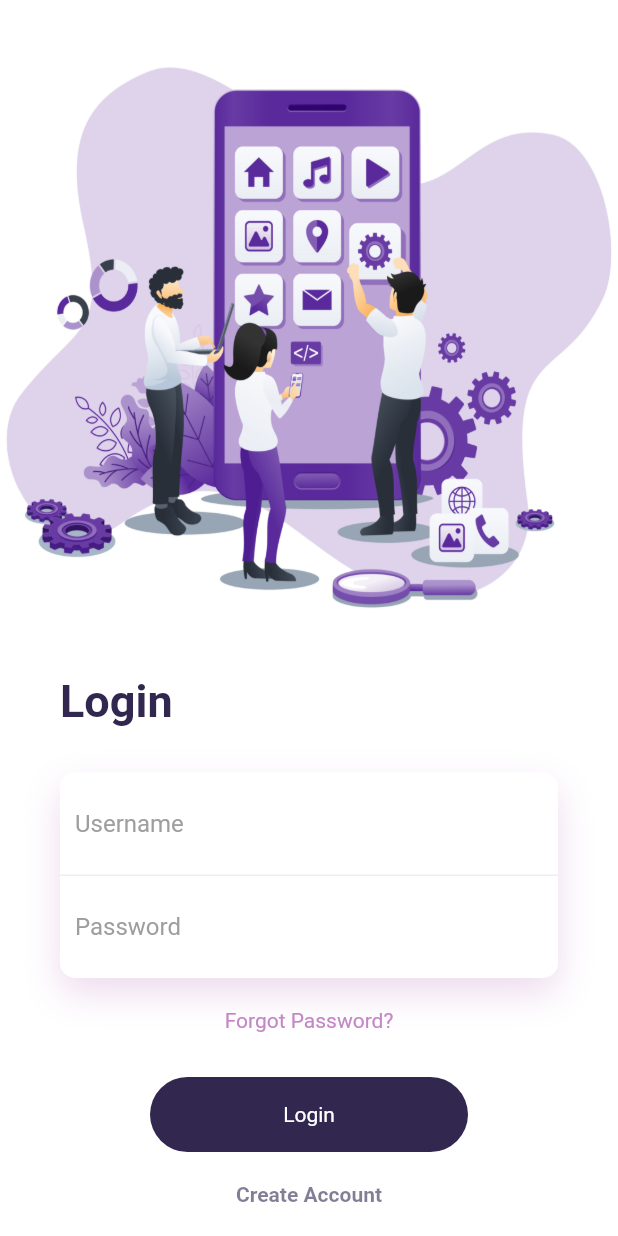
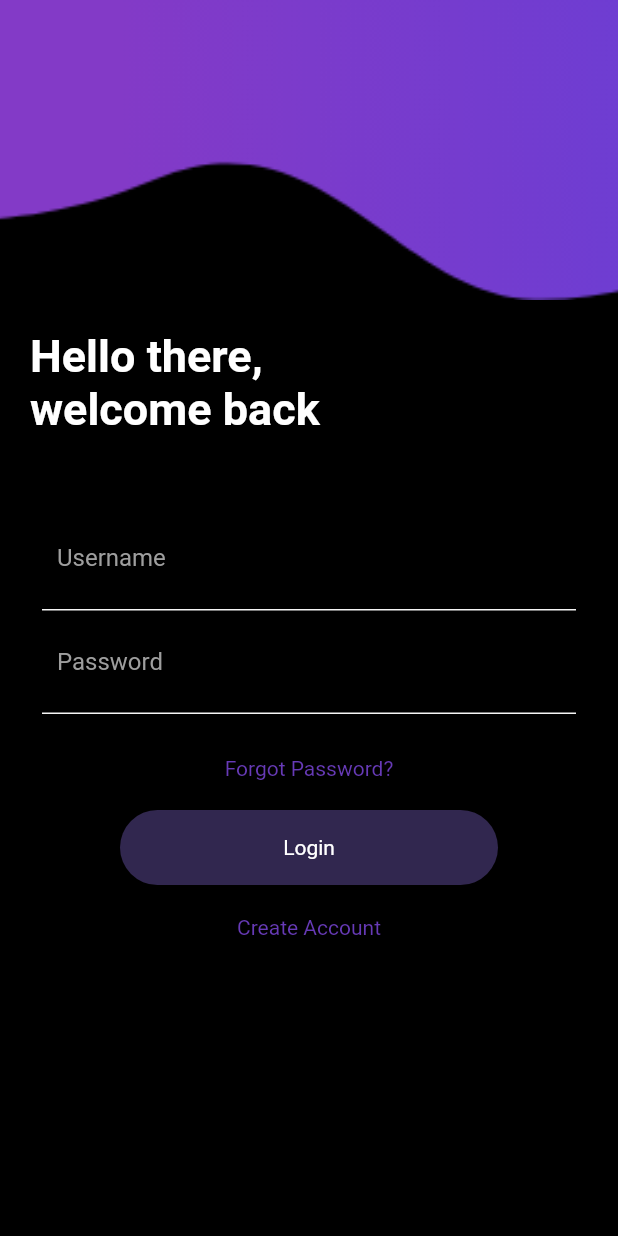
Before and after one commit to abderrahmen-belalem/electronic_shop, a Flutter app: the screen it shows after launch, on a phone screen of 412 x 824 dp. Run offline on Flutter 3.47's test engine with Material 2 defaults, Android fonts, the light colour scheme and no system bars; our stand-ins replace simple_animations.

Commit message:
added the login page

```diff
--- a/lib/const.dart
+++ b/lib/const.dart
@@ -2,4 +2,3 @@ import 'package:flutter/material.dart';
 
 Color primeryColor = Color(0XFF9F7DB2);
 Color seconderyColor =  Color(0XFF462261);
-Color accentColor = Color(0XFF461261);
--- a/lib/home.dart
+++ b/lib/home.dart
@@ -368,7 +368,7 @@ class _HomePageState extends State<HomePage> {
                                       child: Material(
                                         elevation: 1,
                                         color: _selectedIndex == index
-                                            ? accentColor
+                                            ? seconderyColor
                                             : Colors.white,
                                         borderRadius: BorderRadius.circular(30),
                                         child: GestureDetector(
@@ -391,7 +391,7 @@ class _HomePageState extends State<HomePage> {
                                                 fontWeight: FontWeight.bold,
                                                 color: _selectedIndex == index
                                                     ? Colors.white
-                                                    : accentColor,
+                                                    : seconderyColor,
                                               ),
                                             ),
                                           )),
@@ -549,7 +549,7 @@ class _HomePageState extends State<HomePage> {
                                         width:
                                             MediaQuery.of(context).size.width /
                                                 1.17,
-                                        color: accentColor,
+                                        color: seconderyColor,
                                         child: Padding(
                                           padding: const EdgeInsets.fromLTRB(
                                               14, 14, 20, 14),
--- a/lib/services/detail_page.dart
+++ b/lib/services/detail_page.dart
@@ -56,7 +56,7 @@ class _DetailPageState extends State<DetailPage> {
                   topRight: Radius.circular(55)
                 ),
               ),
-              color: accentColor,
+              color: seconderyColor,
               child: Padding(
                 padding: const EdgeInsets.only(left: 20, top: 25),
                 child: Column(
@@ -123,14 +123,14 @@ class _DetailPageState extends State<DetailPage> {
                               SizedBox(width: 45),
                               Icon(
                                   Icons.shopping_cart,
-                                color: accentColor,
+                                color: seconderyColor,
                               ),
                               SizedBox(width: 10),
                               Text(
                                   'Add To Cart',
                                   style: TextStyle(
                                   fontWeight: FontWeight.bold,
-                                  color: accentColor,
+                                  color: seconderyColor,
                                   fontSize: 20
                                 ),
                               ),
--- a/lib/services/login_page.dart
+++ b/lib/services/login_page.dart
@@ -1,6 +1,8 @@
-import 'package:electronic_app/Animation/fade_animation.dart';
+import 'package:electronic_app/home.dart';
+import 'package:electronic_app/services/Animation/FadeAnimation.dart';
 import 'package:flutter/cupertino.dart';
 import 'package:flutter/material.dart';
+
 
 
 class LoginPage extends StatefulWidget {
@@ -12,57 +14,66 @@ class _LoginPageState extends State<LoginPage> {
   @override
   Widget build(BuildContext context) {
     return Scaffold(
-      backgroundColor: Colors.white,
+      resizeToAvoidBottomInset: false,
+      backgroundColor: Colors.black,
       body: Column(
+        crossAxisAlignment: CrossAxisAlignment.start,
         children: <Widget>[
         Container(
-            height: 450,
-            child: Container(
+          height: 200,
+          child: Stack(
+            children: <Widget>[
+              Positioned(
+                  child: FadeAnimation(
+                    1,
+                    Container(
               decoration: BoxDecoration(
                 image: DecorationImage(
-                      image: AssetImage('assets/background-1.png'),
-                    fit: BoxFit.fill
+                    fit: BoxFit.cover,
+                      image: AssetImage('assets/background-image.png')
                 )
               ),
               ),
+                  )
+              )
+            ],
           ),
+        ),
+          SizedBox(height: 20),
           Padding(
-            padding: const EdgeInsets.symmetric(horizontal: 40),
+            padding: const EdgeInsets.symmetric(horizontal: 20),
             child: Column(
               crossAxisAlignment: CrossAxisAlignment.start,
               children: <Widget>[
-                FadeAnimation(1.4,
+              FadeAnimation(
+                1,
                 Text(
-                    'Login',
+                  'Hello there, \nwelcome back',
                   style: TextStyle(
-                      color: Color.fromRGBO(49, 39, 79, 1),
-                      fontWeight: FontWeight.bold,
-                      fontSize: 30
+                    fontSize: 30,
+                    color: Colors.white,
+                    fontWeight: FontWeight.bold
                   ),
                 ),
               ),
-                SizedBox(height: 30),
-                FadeAnimation(1.6,
+                SizedBox(height: 40),
+                FadeAnimation(
+                  1,
                   Container(
+                    padding: EdgeInsets.all(8),
                     decoration: BoxDecoration(
                       borderRadius: BorderRadius.circular(10),
-                      color: Colors.white,
-                      boxShadow: [
-                       BoxShadow(
-                         color: Color.fromRGBO(196, 135, 198, .3),
-                         blurRadius: 20,
-                         offset: Offset(0, 10)
-                       )
-                      ]
+                      color: Colors.transparent
                     ),
                     child: Column(
                     children: <Widget>[
                       Container(
                         padding: EdgeInsets.all(10),
                         decoration: BoxDecoration(
-                            border: Border(bottom: BorderSide(
-                              color: Colors.grey[200]
-                            ))
+                          border: Border(
+                            bottom: BorderSide(color: Colors.grey[100]
+                            )
+                          )
                         ),
                         child: TextField(
                           decoration: InputDecoration(
@@ -76,6 +87,12 @@ class _LoginPageState extends State<LoginPage> {
                       ),
                       Container(
                         padding: EdgeInsets.all(10),
+                        decoration: BoxDecoration(
+                            border: Border(
+                                bottom: BorderSide(color: Colors.grey[100]
+                                )
+                            )
+                        ),
                         child: TextField(
                           decoration: InputDecoration(
                               border: InputBorder.none,
@@ -85,28 +102,41 @@ class _LoginPageState extends State<LoginPage> {
                               )
                           ),
                         ),
-                        ),
+                      )
                     ],
                     ),
                   ),
                 ),
                 SizedBox(height: 20),
-                FadeAnimation(1.6,
+                FadeAnimation(
+                  1,
                   Center(
-                    child: Text('Forgot Password?',
-                      style: TextStyle( color: Color.fromRGBO(196, 135, 198, 1),
+                    child: Text(
+                      'Forgot Password?',
+                      style: TextStyle(
+                        color: Colors.deepPurple
                       ),
                     ),
                   ),
                 ),
-                SizedBox(height: 30),
-                FadeAnimation(1.8,
-                  Container(
+                SizedBox(height: 20),
+                FadeAnimation(
+                  1,
+                   GestureDetector(
+                     onTap: () {
+                       Navigator.push(
+                         context,
+                         MaterialPageRoute(
+                           builder: (context) => HomePage(),
+                         ),
+                       );
+                     },
+                     child: Container(
                       height: 50,
                       margin: EdgeInsets.symmetric(horizontal: 60),
                       decoration: BoxDecoration(
                         borderRadius: BorderRadius.circular(50),
-                      color: Color.fromRGBO(49, 39, 79, 1),
+                        color: Color.fromRGBO(49, 39, 79, 1)
                       ),
                       child: Center(
                         child: Text(
@@ -114,20 +144,23 @@ class _LoginPageState extends State<LoginPage> {
                           style: TextStyle(
                             color: Colors.white
                           ),
-                        )
+                        ),
+                      ),
                   ),
                    ),
                 ),
                 SizedBox(height: 20),
-                FadeAnimation(1.9,
+                FadeAnimation(
+                  1,
                   Center(
-                    child: Text('Create Account',
-                      style: TextStyle( color: Color.fromRGBO(49, 39, 79, .6),
-                        fontWeight: FontWeight.bold
+                    child: Text(
+                      'Create Account',
+                      style: TextStyle(
+                        color: Colors.deepPurple
                       ),
                     ),
                   ),
-                ),
+                )
               ],
             ),
           )
--- a/pubspec.yaml
+++ b/pubspec.yaml
@@ -24,11 +24,11 @@ dependencies:
   flutter:
     sdk: flutter
   bubble_tab_indicator: ^0.1.4
-  simple_animations: ^1.1.3
+
 
   # The following adds the Cupertino Icons font to your application.
   # Use with the CupertinoIcons class for iOS style icons.
-  cupertino_icons: ^0.1.3
+  simple_animations: ^1.3.4
 
 dev_dependencies:
   flutter_test:
```
Also changed, not shown: lib/main.dart (+2 -5 lines), lib/services/Animation/FadeAnimation.dart (renamed from lib/Animation/fade_animation.dart, +3 -4 lines), assets/background-1.png (deleted), assets/background-image.png (added), assets/purple-2.jpg (deleted), pubspec.lock. Lines whose indentation alone changed are shown as unchanged.
